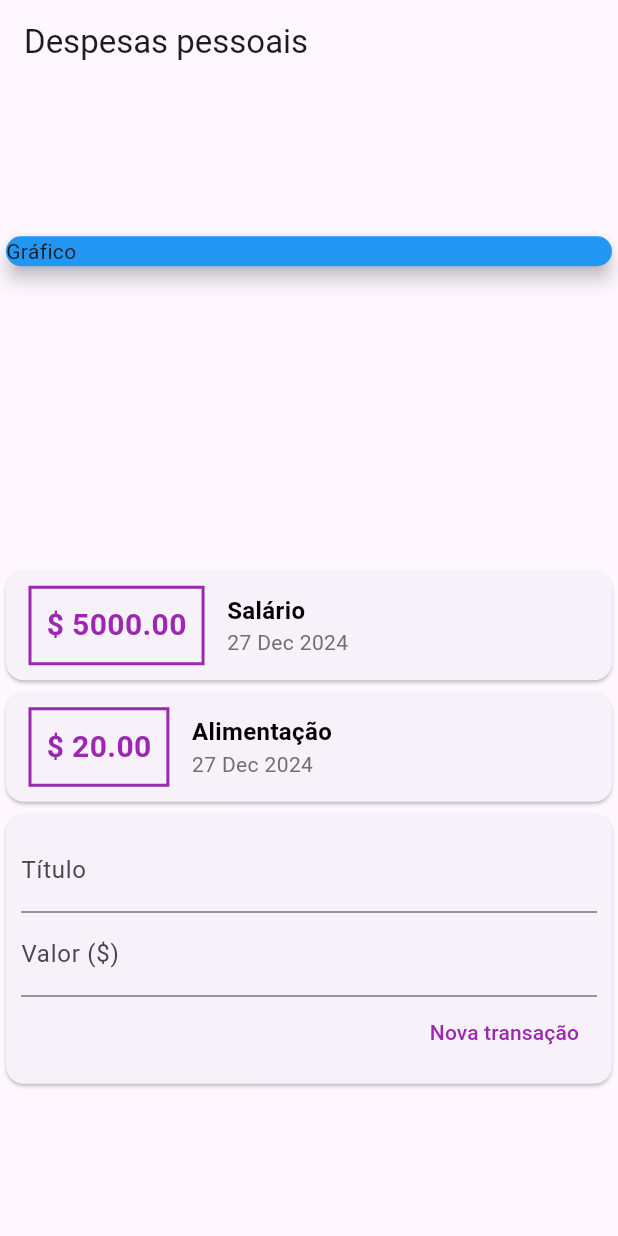
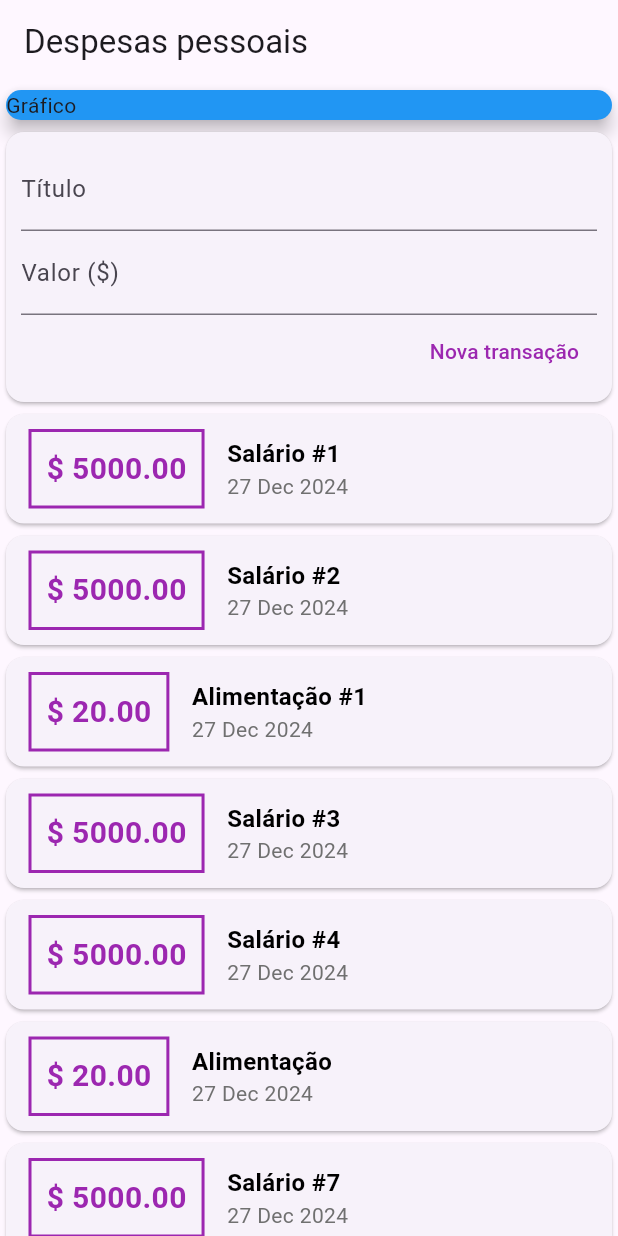
Before and after one commit to cnxarmando/expenseapp, a Flutter app: the screen it shows after launch, on a phone screen of 412 x 824 dp. Run offline on Flutter 3.47's test engine with Material 3 defaults, Android fonts, the phone set to English and light mode, and no system bars.

Commit message:
Enabled srolling main

```diff
--- a/lib/components/transaction_user.dart
+++ b/lib/components/transaction_user.dart
@@ -14,12 +14,46 @@ class _TransactionUserState extends State<TransactionUser> {
   final List<Transaction> _transactions = [
     Transaction(
       id: 't1',
-      title: 'Salário',
+      title: 'Salário #1',
       value: 5000,
       date: DateTime.now(),
     ),
     Transaction(
-        id: 't2', title: 'Alimentação', value: 20, date: DateTime.now()),
+      id: 't2',
+      title: 'Salário #2',
+      value: 5000,
+      date: DateTime.now(),
+    ),
+    Transaction(
+        id: 't3', title: 'Alimentação #1', value: 20, date: DateTime.now()),
+    Transaction(
+      id: 't4',
+      title: 'Salário #3',
+      value: 5000,
+      date: DateTime.now(),
+    ),
+    Transaction(
+      id: 't5',
+      title: 'Salário #4',
+      value: 5000,
+      date: DateTime.now(),
+    ),
+    Transaction(
+        id: 't6', title: 'Alimentação', value: 20, date: DateTime.now()),
+    Transaction(
+      id: 't7',
+      title: 'Salário #7',
+      value: 5000,
+      date: DateTime.now(),
+    ),
+    Transaction(
+      id: 't8',
+      title: 'Salário #8',
+      value: 5000,
+      date: DateTime.now(),
+    ),
+    Transaction(
+        id: 't9', title: 'Alimentação #3', value: 20, date: DateTime.now()),
   ];
 
   _addTransaction(String title, double value) {
@@ -39,8 +73,8 @@ class _TransactionUserState extends State<TransactionUser> {
   Widget build(BuildContext context) {
     return Column(
       children: <Widget>[
+        TransactionForm(_addTransaction),
         TransactionList(_transactions),
-        TransactionForm(_addTransaction),
       ],
     );
   }
--- a/lib/main.dart
+++ b/lib/main.dart
@@ -17,8 +17,6 @@ class ExpenseApp extends StatelessWidget {
   }
 }
 
-
-
 class MyHomePage extends StatelessWidget {
   @override
   Widget build(BuildContext context) {
@@ -26,8 +24,9 @@ class MyHomePage extends StatelessWidget {
       appBar: AppBar(
         title: Text('Despesas pessoais'),
       ),
-      body: Column(
-        mainAxisAlignment: MainAxisAlignment.spaceAround,
+      body: SingleChildScrollView(
+        child: Column(
+          mainAxisAlignment: MainAxisAlignment.start,
           crossAxisAlignment: CrossAxisAlignment.stretch,
           children: <Widget>[
             Container(
@@ -40,6 +39,7 @@ class MyHomePage extends StatelessWidget {
             TransactionUser()
           ],
         ),
+      ),
     );
   }
 }
```
Lines whose indentation alone changed are shown as unchanged.
